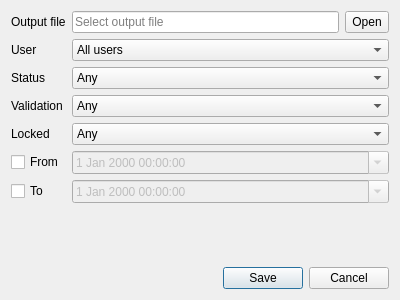
This is exportdialog.ui in Kuszki/K-Indexer as Qt 5 draws it before an edit. The edited form follows.
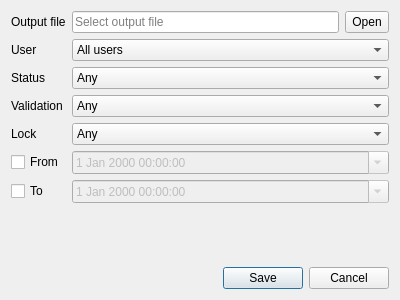
This is the edited form. Icons and pictures are not drawn.

```diff
--- a/exportdialog.ui
+++ b/exportdialog.ui
@@ -142,7 +142,7 @@
    <item row="4" column="0">
     <widget class="QLabel" name="lockedLabel">
      <property name="text">
-      <string>Locked</string>
+      <string>Lock</string>
      </property>
      <property name="buddy">
       <cstring>lockedCombo</cstring>
```
Left out of the diff: 3 changed lines with no effect on the pictures.
